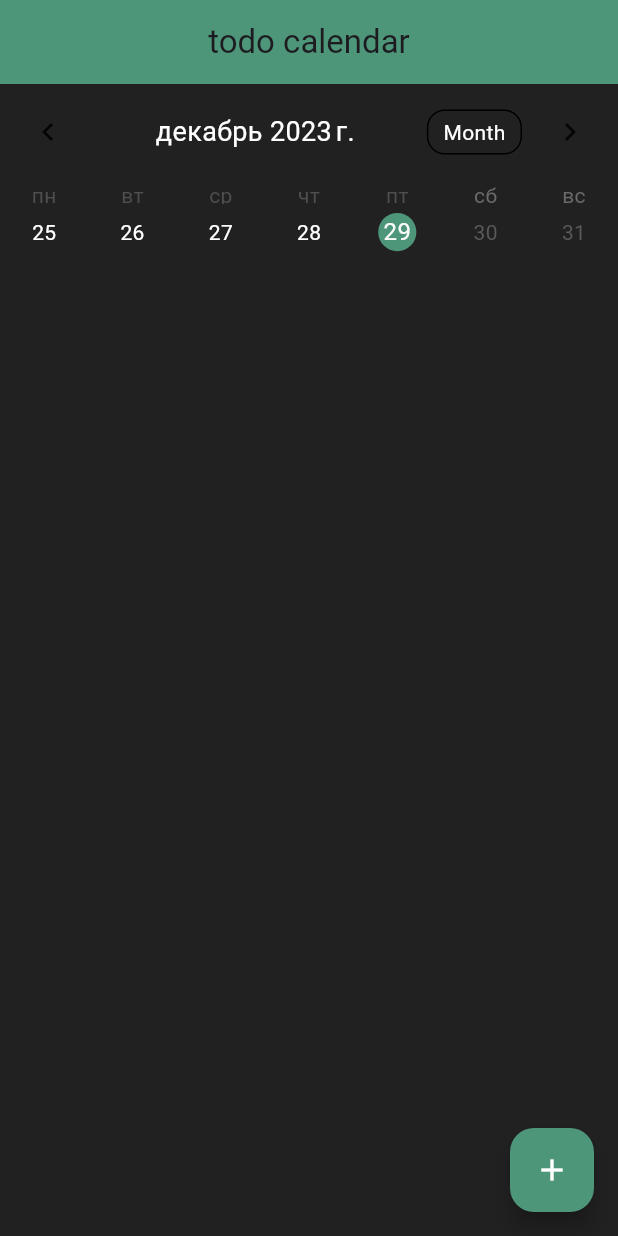
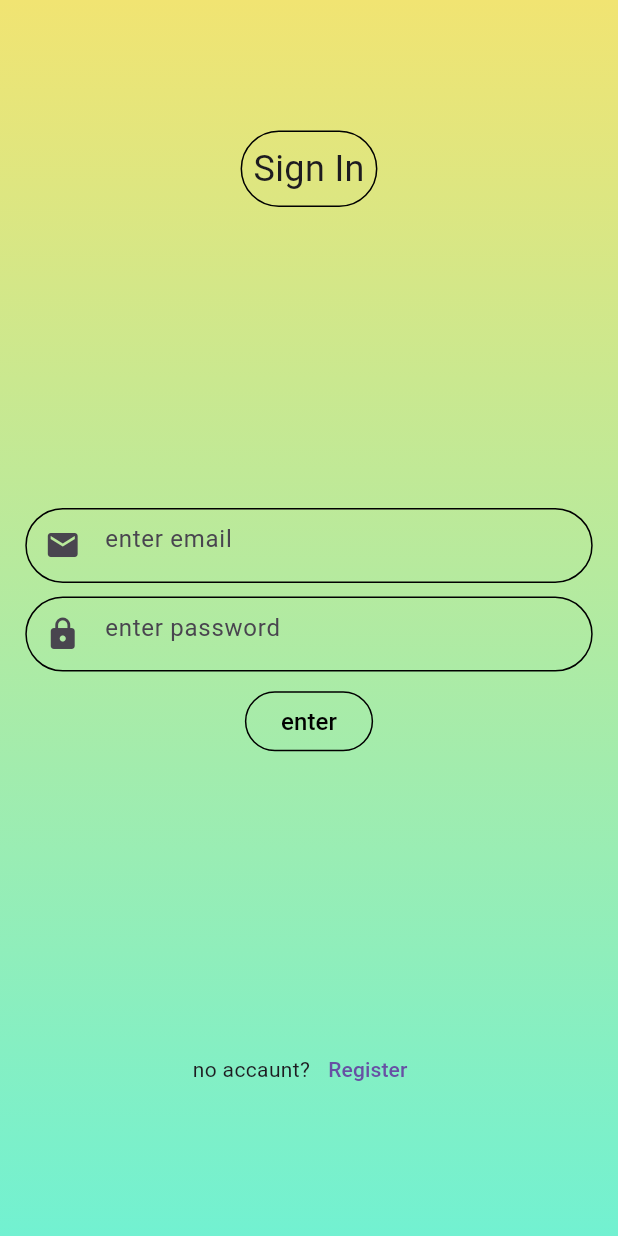
Before and after one commit to nikkitttaa/todoCalendar, a Flutter app: the screen it shows after launch, on a phone screen of 412 x 824 dp. Run offline on Flutter 3.47's test engine with Material 3 defaults, Android fonts, the phone set to English and light mode, and no system bars; drawn by our look-alikes of table_calendar; our stand-ins replace cloud_firestore, firebase_auth, firebase_core; accounts and stored records are empty.

Commit message:
add auth/redesign

```diff
--- a/lib/main.dart
+++ b/lib/main.dart
@@ -1,7 +1,7 @@
 import 'package:firebase_core/firebase_core.dart';
 import 'package:flutter/material.dart';
 import 'package:intl/date_symbol_data_local.dart';
-import 'package:todo_calendar/screen/home.dart';
+import 'package:todo_calendar/screen/landing.dart';
 import 'firebase_options.dart';
 
 void main() async {
@@ -13,6 +13,5 @@ void main() async {
 
   await initializeDateFormatting('ru_RU', null);
 
-
-  runApp(const MaterialApp(home: HomeScreen()));
+  runApp(const MaterialApp(home: LandingScreen()));
 }
--- /dev/null
+++ b/lib/screen/authorization.dart
@@ -0,0 +1,133 @@
+// ignore_for_file: file_names
+
+import 'package:firebase_auth/firebase_auth.dart';
+import 'package:flutter/material.dart';
+import 'package:todo_calendar/firebase/auth.dart';
+import 'package:todo_calendar/screen/Registration.dart';
+import 'package:todo_calendar/screen/home.dart';
+
+class AuthorizationScreen extends StatefulWidget {
+  const AuthorizationScreen({super.key});
+
+  @override
+  State<AuthorizationScreen> createState() => _AuthorizationScreenState();
+}
+
+class _AuthorizationScreenState extends State<AuthorizationScreen>
+    with SingleTickerProviderStateMixin {
+
+  TextEditingController emailController = TextEditingController();
+  TextEditingController passwordController = TextEditingController();
+
+  FirebaseAuthentication fbAuth = FirebaseAuthentication();
+
+  @override
+  void dispose() {
+    emailController.dispose();
+    passwordController.dispose();
+    super.dispose();
+  }
+
+  @override
+  Widget build(BuildContext context) {
+    return Scaffold(
+      resizeToAvoidBottomInset: false,
+      body: Container(
+        decoration: const BoxDecoration(gradient: LinearGradient(colors: [
+          Color.fromARGB(255, 241, 228, 114),
+          Color.fromARGB(255, 114, 241, 209)
+        ],begin: Alignment.topCenter, end: Alignment.bottomCenter
+        )),
+        child: Column(
+          mainAxisAlignment: MainAxisAlignment.spaceAround,
+          children: [
+            Container(
+              margin: EdgeInsets.only(bottom: MediaQuery.sizeOf(context).height/50),
+              padding: EdgeInsets.all(MediaQuery.sizeOf(context).aspectRatio*15),
+              decoration: BoxDecoration(
+                borderRadius: BorderRadius.circular(30.0),
+                border: Border.all(color: Colors.black),
+                color: Colors.transparent
+              ),
+              child: const Text('Sign In', style: TextStyle(fontSize: 24),)
+            ),
+            Container(
+              margin: EdgeInsets.symmetric(
+                horizontal: MediaQuery.sizeOf(context).width/60),
+              padding: const EdgeInsets.all(10),
+              child: Column(
+                mainAxisAlignment:  MainAxisAlignment.center,
+                children: [
+                  Container(
+                    margin: EdgeInsets.only(bottom: MediaQuery.sizeOf(context).height/90),
+                    decoration: BoxDecoration(
+                      borderRadius: BorderRadius.circular(30.0),
+                      border: Border.all(color: Colors.black),
+                    ),
+                    child: TextField(
+                      controller: emailController,
+                      decoration: const InputDecoration(
+                        border: InputBorder.none,
+                        hintText:'enter email',
+                        prefixIcon: Icon(Icons.email)
+                      ),
+                    ),
+                  ),
+
+                  Container(
+                    margin: EdgeInsets.only(bottom: MediaQuery.sizeOf(context).height/90),
+                    decoration: BoxDecoration(
+                      borderRadius: BorderRadius.circular(30.0),
+                      border: Border.all(color: Colors.black),
+                    ),
+                    child: TextField(
+                      controller: passwordController,
+                      obscureText: true,
+                      decoration: const InputDecoration(
+                        border: InputBorder.none,
+                        hintText:'enter password',
+                        prefixIcon: Icon(Icons.lock),
+                      ),
+                    ),
+                  ),
+
+                  OutlinedButton(onPressed: (){signIn();},
+                    style: ButtonStyle(
+                      foregroundColor: MaterialStateProperty.all<Color>(Colors.black),
+                      side: MaterialStateProperty.all<BorderSide>(const BorderSide(color: Colors.black)),
+                      backgroundColor: MaterialStateProperty.all<Color>(Colors.transparent),
+                    ),
+                    child: const Text('enter', style: TextStyle(fontSize: 16),),
+                    ),
+
+
+                ],
+              ),
+            ),
+             Row(
+              mainAxisAlignment: MainAxisAlignment.center,
+              children: [
+                const Text('no accaunt?'),
+                TextButton(onPressed: (){
+                  Navigator.push(context, MaterialPageRoute(builder: (context) => const RegistrationScreen()));
+                },
+                child: const Text('Register'))
+              ],
+            )
+          ],
+        ),
+      ),
+    );
+  }
+
+  void signIn() async{
+    String email = emailController.text;
+    String password = passwordController.text;
+
+    User? user = await fbAuth.signInWithEmailAndPawword(email, password, context);
+    if(user != null){
+      // ignore: use_build_context_synchronously
+      Navigator.pushAndRemoveUntil(context, MaterialPageRoute(builder: (context) => const HomeScreen()), (route) => false);
+    }
+  }
+}
--- a/lib/screen/home.dart
+++ b/lib/screen/home.dart
@@ -3,6 +3,7 @@ import 'package:flutter/material.dart';
 import 'package:table_calendar/table_calendar.dart';
 import 'package:todo_calendar/firebase/firestore.dart';
 import 'package:todo_calendar/helper/show_dialog.dart';
+import 'package:todo_calendar/screen/profile.dart';
 import 'package:todo_calendar/screen/record_content.dart';
 
 FirestoreDB fsDB = FirestoreDB();
@@ -43,11 +44,17 @@ class _HomeScreenState extends State<HomeScreen>
   @override
   Widget build(BuildContext context) {
     return Scaffold(
-      backgroundColor: Colors.grey[900],
+      backgroundColor: Colors.white,
       appBar: AppBar(
         title: const Text('todo calendar'),
         centerTitle: true,
-        backgroundColor: const Color.fromARGB(255, 77, 150, 122),
+        backgroundColor: const Color.fromARGB(255, 30, 235, 156),
+        actions: [
+          IconButton(onPressed: (){
+            Navigator.push(context, MaterialPageRoute(builder: (context) => const ProfileScreen()));
+          },
+          icon: const Icon(Icons.person))
+        ],
       ),
       body: Column(
         children: [
@@ -68,14 +75,12 @@ class _HomeScreenState extends State<HomeScreen>
             headerStyle: const HeaderStyle(
               formatButtonVisible: true,
               titleCentered: true,
-              titleTextStyle: TextStyle(color: Colors.white, fontSize: 18),
-              formatButtonTextStyle: TextStyle(color: Colors.white, ),
+              titleTextStyle: TextStyle( fontSize: 18),
               ),
 
             calendarStyle: const CalendarStyle(selectedDecoration: BoxDecoration(
-              color: Color.fromARGB(255, 77, 150, 122), shape: BoxShape.circle),
-              todayDecoration: BoxDecoration(color: Color.fromARGB(255, 40, 61, 54), shape: BoxShape.circle),
-              defaultTextStyle: TextStyle(color: Colors.white)
+              color:  Color.fromARGB(255, 105, 211, 170), shape: BoxShape.circle),
+              todayDecoration: BoxDecoration(color: Color.fromARGB(158, 102, 161, 142), shape: BoxShape.circle),
               ),
 
             ),
@@ -96,7 +101,11 @@ class _HomeScreenState extends State<HomeScreen>
                   Map<String, dynamic> record = document.data()! as Map<String, dynamic>;
                     return Container(
                       margin: const EdgeInsets.all(5),
-                      decoration: BoxDecoration(borderRadius: BorderRadius.circular(12), color: const Color.fromARGB(255, 77, 150, 122)),
+                      decoration: BoxDecoration(borderRadius: BorderRadius.circular(12), gradient: const LinearGradient(colors: [
+                        Color.fromARGB(255, 81, 255, 159),
+                        Color.fromARGB(255, 255, 228, 73)
+                      ]
+                      )),
                       child: ListTile(
                         title: Text(record['recordName']),
                         trailing: IconButton(onPressed: (){
@@ -121,7 +130,7 @@ class _HomeScreenState extends State<HomeScreen>
       floatingActionButton: FloatingActionButton(onPressed: () {
         sd.showDialogWithAddRecord(context,recordController,today);
       },
-      backgroundColor: const Color.fromARGB(255, 77, 150, 122),
+      backgroundColor: const Color.fromARGB(255, 218, 243, 79),
       child: const Icon(Icons.add, color: Colors.white,),
 
       ),
--- /dev/null
+++ b/lib/screen/landing.dart
@@ -0,0 +1,13 @@
+import 'package:flutter/material.dart';
+import 'package:todo_calendar/screen/authorization.dart';
+import 'package:todo_calendar/screen/home.dart';
+
+class LandingScreen extends StatelessWidget {
+  const LandingScreen({super.key});
+
+  final bool isLogged = false;
+  @override
+  Widget build(BuildContext context) {
+    return isLogged? const HomeScreen()  : const AuthorizationScreen();
+  }
+}
--- a/pubspec.yaml
+++ b/pubspec.yaml
@@ -34,6 +34,10 @@ dependencies:
   cloud_firestore: ^4.13.6
 
   flutterfire_cli: ^ 0.2.7
+
+  firebase_auth: ^4.15.3
+
+  firebase_storage: ^11.5.6
 
 
   # The following adds the Cupertino Icons font to your application.
```
Also changed, not shown: lib/firebase/auth.dart (added, +130 -0 lines), lib/screen/profile.dart (added, +62 -0 lines), lib/screen/record_content.dart (+5 -5 lines), lib/screen/registration.dart (added, +168 -0 lines), lib/firebase/storage.dart (added), pubspec.lock, 3 other files.
